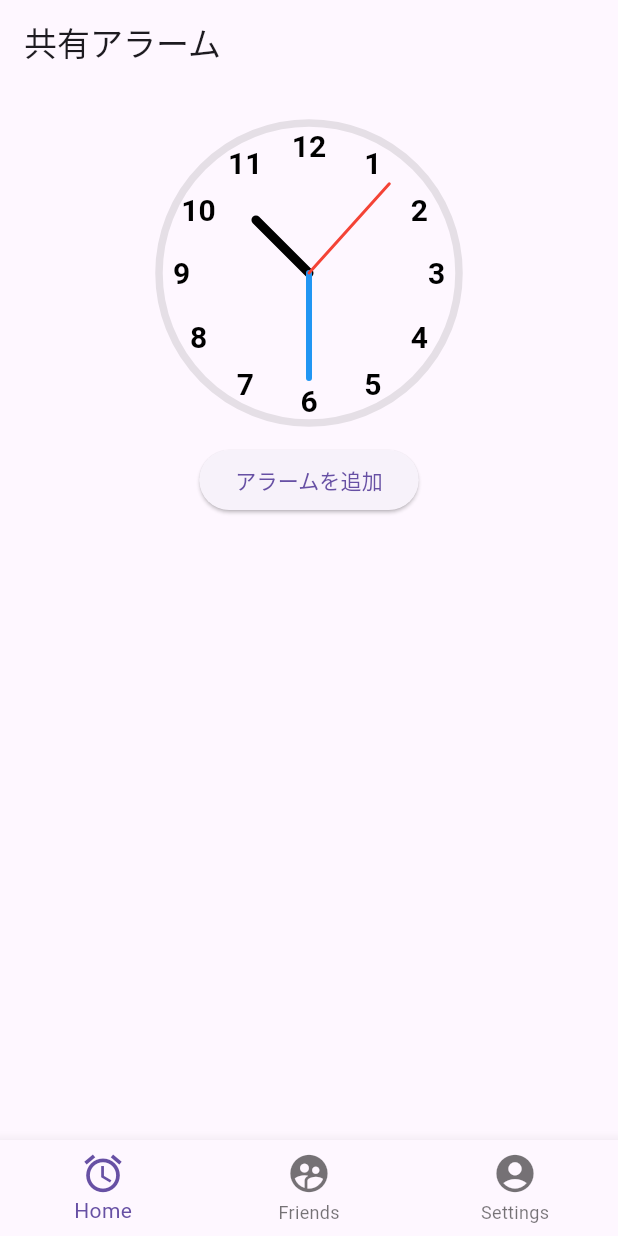
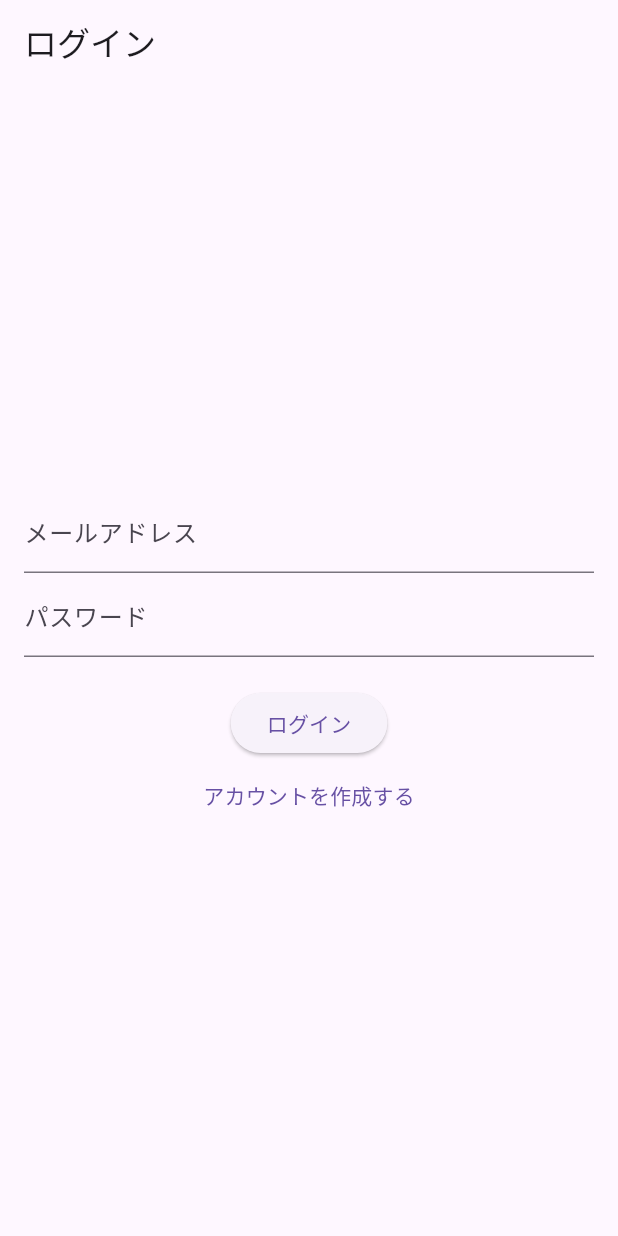
Before and after one commit to hoh-ssshhh/alarm-app, a Flutter app: the screen it shows after launch, on a phone screen of 412 x 824 dp. Run offline on Flutter 3.47's test engine with Material 3 defaults, Android fonts, the phone set to English and light mode, and no system bars; our stand-ins replace cloud_firestore, firebase_auth, firebase_core, image_picker, permission_handler; accounts and stored records are empty.

Commit message:
your message about changes

```diff
--- a/lib/main.dart
+++ b/lib/main.dart
@@ -1,11 +1,56 @@
 import 'package:flutter/material.dart';
-import 'page/home_screen.dart'; // ← 追加
-import 'widgets/bottom_bar.dart';
+import 'package:firebase_core/firebase_core.dart';
+import 'package:firebase_auth/firebase_auth.dart';
+import 'firebase_options.dart'; // 追加
+
+// ページのインポート
+import 'page/home_screen.dart';
 import 'page/friend_page.dart';
 import 'page/setting_page.dart';
+import 'page/login_page.dart';
+import 'widgets/bottom_bar.dart';
 
-void main() {
-  runApp(const MyApp());
+void main() async {
+  WidgetsFlutterBinding.ensureInitialized(); // Firebase初期化前の準備
+  await Firebase.initializeApp(
+    options: DefaultFirebaseOptions.currentPlatform,
+  ); // Firebase初期化
+  runApp(const RootApp());
+}
+
+class RootApp extends StatelessWidget {
+  const RootApp({super.key});
+
+  @override
+  Widget build(BuildContext context) {
+    return MaterialApp(
+      title: 'Alarm App',
+      debugShowCheckedModeBanner: false,
+      home: AuthGate(), // ログイン状態に応じて画面を切り替える
+    );
+  }
+}
+
+class AuthGate extends StatelessWidget {
+  const AuthGate({super.key});
+
+  @override
+  Widget build(BuildContext context) {
+    return StreamBuilder<User?>(
+      stream: FirebaseAuth.instance.authStateChanges(),
+      builder: (context, snapshot) {
+        if (snapshot.connectionState == ConnectionState.waiting) {
+          return const Scaffold(
+            body: Center(child: CircularProgressIndicator()),
+          );
+        } else if (snapshot.hasData) {
+          return const MyApp(); // ログイン済みならホーム画面へ
+        } else {
+          return LoginPage(); // 未ログインならログイン画面へ
+        }
+      },
+    );
+  }
 }
 
 class MyApp extends StatefulWidget {
@@ -18,11 +63,7 @@ class MyApp extends StatefulWidget {
 class _MyAppState extends State<MyApp> {
   int _selectedIndex = 0;
 
-  final List<Widget> _pages = [
-    const HomeScreen(), // ← ホーム画面を差し替え
-    const FriendPage(),
-    const SettingPage(),
-  ];
+  final List<Widget> _pages = const [HomeScreen(), FriendPage(), SettingPage()];
 
   void _onItemTapped(int index) {
     setState(() {
@@ -32,13 +73,11 @@ class _MyAppState extends State<MyApp> {
 
   @override
   Widget build(BuildContext context) {
-    return MaterialApp(
-      home: Scaffold(
-        body: _pages[_selectedIndex],
-        bottomNavigationBar: BottomNavBarWidget(
-          selectedIndex: _selectedIndex,
-          onItemTapped: _onItemTapped,
-        ),
+    return Scaffold(
+      body: _pages[_selectedIndex],
+      bottomNavigationBar: BottomNavBarWidget(
+        selectedIndex: _selectedIndex,
+        onItemTapped: _onItemTapped,
       ),
     );
   }
--- a/lib/page/home_screen.dart
+++ b/lib/page/home_screen.dart
@@ -34,22 +34,28 @@ class _HomeScreenState extends State<HomeScreen> {
               AlarmClockWidget(onAlarmAdded: _addAlarm), // ← コールバックを渡す
               const SizedBox(height: 24),
               // アラームリストの表示
-              if (alarms.isNotEmpty)
-                ListView.builder(
+              alarms.isNotEmpty
+                  ? ListView.builder(
                     shrinkWrap: true,
                     physics: const NeverScrollableScrollPhysics(),
                     itemCount: alarms.length,
                     itemBuilder: (context, index) {
-                    final alarm = alarms[index];
                       return Card(
                         margin: const EdgeInsets.symmetric(vertical: 8),
                         shape: RoundedRectangleBorder(
                           borderRadius: BorderRadius.circular(16),
                         ),
                         elevation: 4,
+                        child: ListTile(
+                          title: Text('アラーム: ${alarms[index]["time"] ?? "不明"}'),
+                          subtitle: Text(
+                            'スヌーズ回数: ${alarms[index]["snoozeCount"] ?? "0"}',
+                          ),
+                        ),
                       );
                     },
-                ),
+                  )
+                  : const Text('アラームがまだありません'),
             ],
           ),
         ),
--- /dev/null
+++ b/lib/page/login_page.dart
@@ -0,0 +1,81 @@
+import 'package:alarm/page/sign_up_page.dart';
+import 'package:flutter/material.dart';
+import '../services/auth_service.dart';
+import 'home_screen.dart';
+
+class LoginPage extends StatefulWidget {
+  const LoginPage({super.key}); // Keyの追加
+  @override
+  _LoginPageState createState() => _LoginPageState();
+}
+
+class _LoginPageState extends State<LoginPage> {
+  final AuthService _authService = AuthService();
+  final TextEditingController _emailController = TextEditingController();
+  final TextEditingController _passwordController = TextEditingController();
+
+  void _login() async {
+    final email = _emailController.text.trim();
+    final password = _passwordController.text;
+
+    if (email.isEmpty || password.isEmpty) {
+      _showMessage('メールアドレスとパスワードを入力してください');
+      return;
+    }
+
+    try {
+      final userCredential = await _authService.signInWithEmail(
+        email,
+        password,
+      );
+      _showMessage('ログイン成功: ${userCredential.user?.displayName}');
+      Navigator.pushReplacement(
+        context,
+        MaterialPageRoute(builder: (context) => HomeScreen()),
+      );
+    } catch (e) {
+      _showMessage('ログイン失敗: $e');
+    }
+  }
+
+  void _showMessage(String message) {
+    ScaffoldMessenger.of(
+      context,
+    ).showSnackBar(SnackBar(content: Text(message)));
+  }
+
+  @override
+  Widget build(BuildContext context) {
+    return Scaffold(
+      appBar: AppBar(title: Text('ログイン')),
+      body: Padding(
+        padding: const EdgeInsets.all(16.0),
+        child: Column(
+          mainAxisAlignment: MainAxisAlignment.center,
+          children: <Widget>[
+            TextField(
+              controller: _emailController,
+              decoration: InputDecoration(labelText: 'メールアドレス'),
+            ),
+            TextField(
+              controller: _passwordController,
+              obscureText: true,
+              decoration: InputDecoration(labelText: 'パスワード'),
+            ),
+            SizedBox(height: 20),
+            ElevatedButton(onPressed: _login, child: Text('ログイン')),
+            TextButton(
+              onPressed: () {
+                Navigator.pushReplacement(
+                  context,
+                  MaterialPageRoute(builder: (context) => SignUpPage()),
+                );
+              },
+              child: Text('アカウントを作成する'),
+            ),
+          ],
+        ),
+      ),
+    );
+  }
+}
```
Also changed, not shown: lib/page/sign_up_page.dart (added, +109 -0 lines), lib/services/auth_service.dart (added, +47 -0 lines), lib/widgets/alarm_clock_widget.dart (+10 -8 lines), new_project/analysis_options.yaml (added, +28 -0 lines), new_project/lib/main.dart (added, +122 -0 lines), new_project/pubspec.yaml (added, +89 -0 lines), pubspec.yaml (+7 -4 lines), firebase.json (added), flutter_01.png (added), lib/firebase_options.dart (added), new_project/pubspec.lock (added), pubspec.lock, 129 other files. Lines whose indentation alone changed are shown as unchanged.
